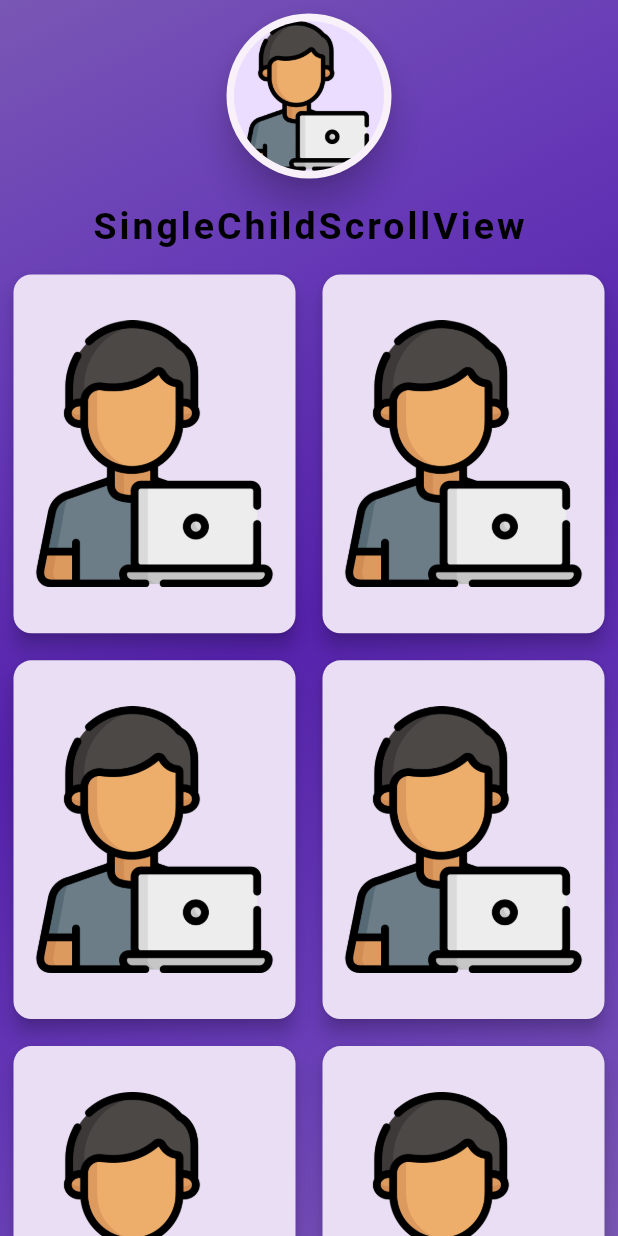
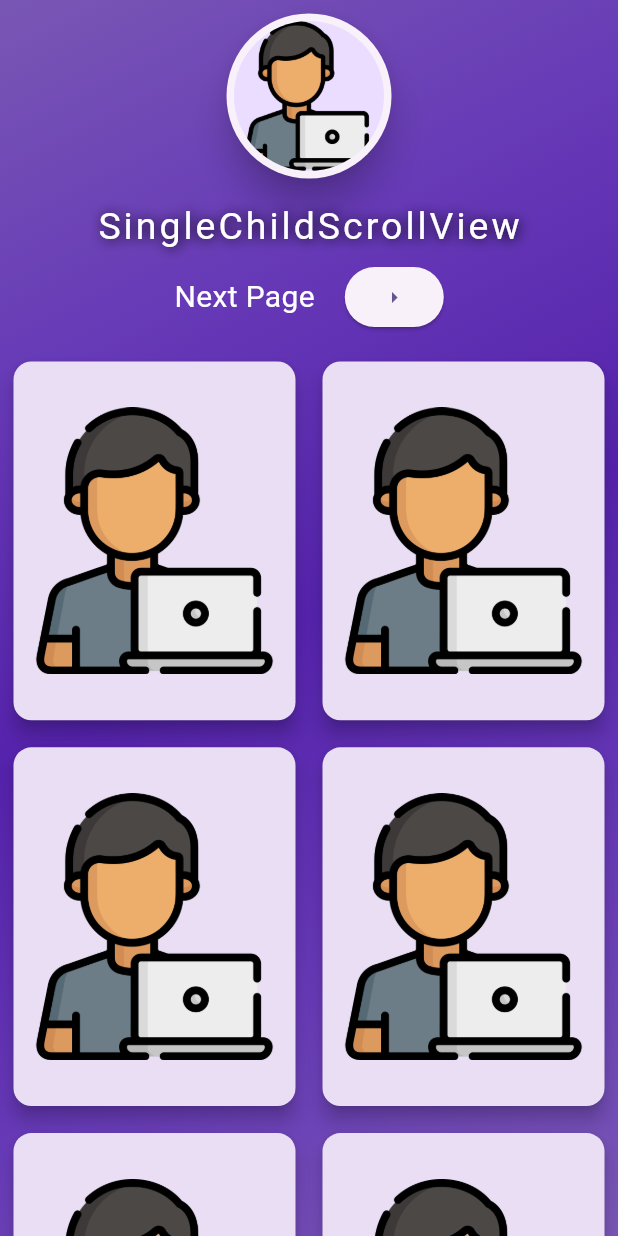
Before and after one commit to ItsTHEAvro/EDGE_Training_Flutter, a Flutter app: the MyHomePage screen opened directly, on a phone screen of 412 x 824 dp. Run offline on Flutter 3.47's test engine with Material 3 defaults, Android fonts, the phone set to English and light mode, and no system bars; Roboto replaces fonts that are missing (Times New Roman).

Commit message:
Added next page button to homepage

```diff
--- a/task_one_basic_widgets/lib/view/homepage.dart
+++ b/task_one_basic_widgets/lib/view/homepage.dart
@@ -1,4 +1,5 @@
 import 'package:flutter/material.dart';
+import 'package:flutter/widgets.dart';
 
 class MyHomePage extends StatelessWidget {
   const MyHomePage({super.key});
@@ -44,11 +45,46 @@ class MyHomePage extends StatelessWidget {
               child: Text(
                 'SingleChildScrollView',
                 style: TextStyle(
-                    fontFamily: 'Times New Roman',
-                    color: Color.fromARGB(255, 0, 0, 0),
-                    fontSize: 25,
-                    letterSpacing: 2,
-                    fontWeight: FontWeight.bold),
+                  fontFamily: 'Times New Roman',
+                  color: Color.fromARGB(255, 255, 255, 255),
+                  fontSize: 25,
+                  letterSpacing: 2,
+                  shadows: [
+                    Shadow(
+                      color: Color.fromARGB(255, 0, 0, 0),
+                      blurRadius: 10,
+                      offset: Offset(1, 1),
+                    ),
+                  ],
+                ),
+              ),
+            ),
+            Padding(
+              padding: const EdgeInsets.only(bottom: 10),
+              child: Row(
+                mainAxisAlignment: MainAxisAlignment.center,
+                children: [
+                  const Text(
+                    "Next Page",
+                    style: TextStyle(
+                      fontFamily: 'Times New Roman',
+                      color: Colors.white,
+                      fontSize: 20,
+                    ),
+                  ),
+                  const SizedBox(
+                    width: 20,
+                  ),
+                  ElevatedButton(
+                    onPressed: () {
+                      Navigator.push(
+                          context,
+                          MaterialPageRoute(
+                              builder: (context) => const MyHomePage()));
+                    },
+                    child: const Icon(Icons.arrow_right),
+                  ),
+                ],
               ),
             ),
             Expanded(
```
